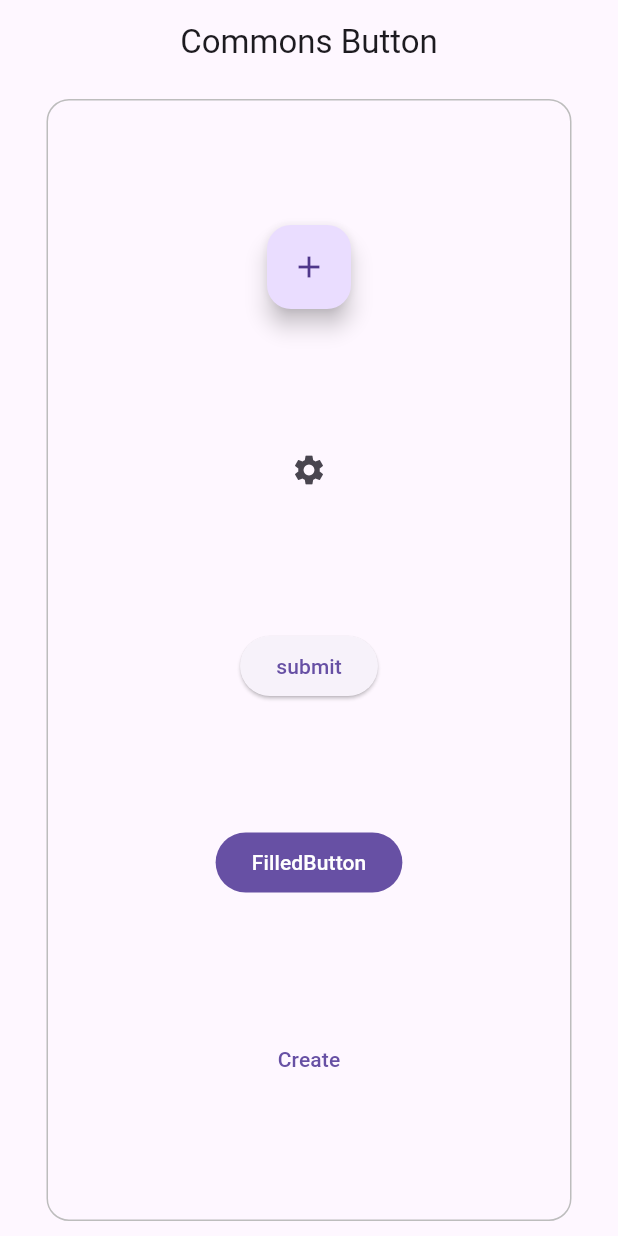
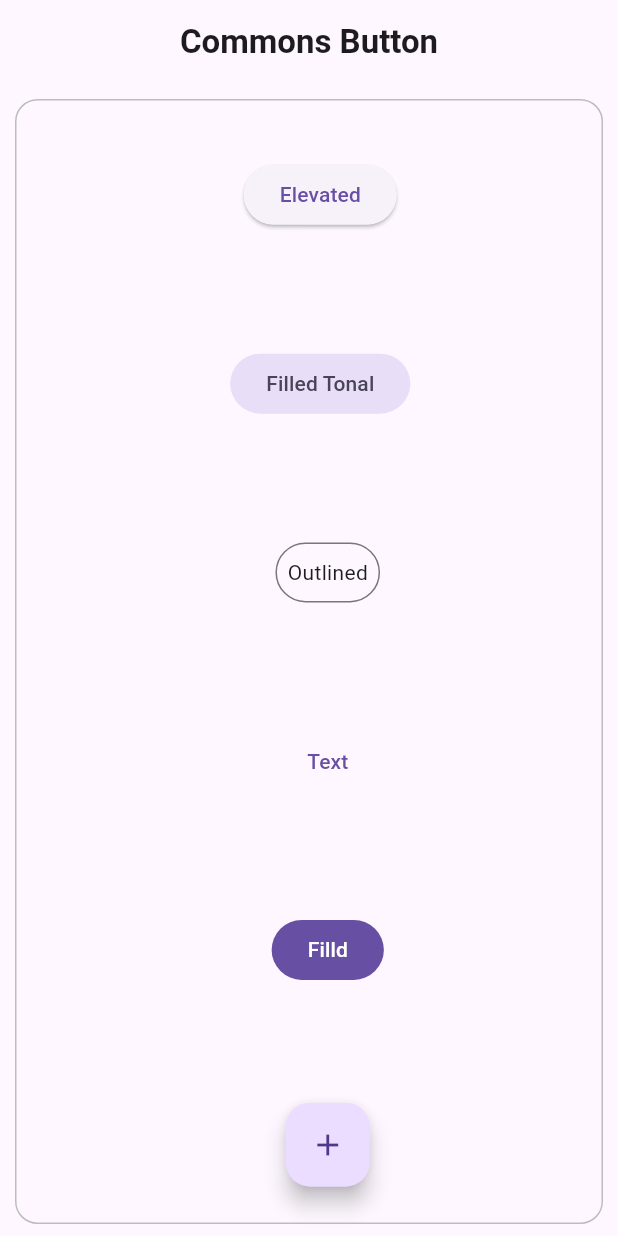
Before and after one commit to sanjuafre123/timerdailytask, a Flutter app: the screen it shows after launch, after a tap on the "add" icon, on a phone screen of 412 x 824 dp. Run offline on Flutter 3.47's test engine with Material 3 defaults, Android fonts, the phone set to English and light mode, and no system bars; network calls fail.

Commit message:
01/05/2024

```diff
--- /dev/null
+++ b/lib/Clock/Clock.dart
@@ -0,0 +1,78 @@
+
+import 'dart:async';
+import 'package:flutter/material.dart';
+import 'package:timerdailytask/Utils/global.dart';
+
+class Clockapp extends StatefulWidget {
+  const Clockapp({super.key});
+
+  @override
+  State<Clockapp> createState() => _ClockappState();
+}
+
+class _ClockappState extends State<Clockapp> {
+  @override
+  Widget build(BuildContext context) {
+    Timer.periodic(const Duration(seconds: 1), (timer) {
+      setState(() {
+        dateTime = DateTime.now();
+
+        if(dateTime.hour>11)
+        {
+            time = 'PM';
+        }
+        else
+        {
+            time = 'AM';
+        }
+
+        switch (dateTime.weekday) {
+          case 1:
+            day = 'Monday';
+            break;
+          case 2:
+            day = 'Tuesday';
+            break;
+          case 3:
+            day = 'Wednesday';
+            break;
+          case 4:
+            day = 'Thursday';
+            break;
+          case 5:
+            day = 'Friday';
+            break;
+          case 6:
+            day = 'Saturday';
+            break;
+        }
+      });
+    });
+
+    return Scaffold(
+      body: Container(
+        height: double.infinity,
+        width: double.infinity,
+        decoration: const BoxDecoration(
+            color: Colors.black,
+            image: DecorationImage(
+                image: NetworkImage(
+                    'https://w0.peakpx.com/wallpaper/336/491/HD-wallpaper-rocks-sea-surf-moon-night.jpg'),
+                fit: BoxFit.cover)),
+        child: Column(
+          mainAxisAlignment: MainAxisAlignment.center,
+          children: [
+            Text(
+              '${dateTime.hour%12} : ${dateTime.minute} : ${dateTime.second} $time',
+              style: const TextStyle(color: Colors.white, fontSize: 38,fontWeight: FontWeight.bold),
+            ),
+            Text(
+              '$day',
+              style: const TextStyle(color: Colors.white, fontSize: 28,fontWeight: FontWeight.w600),
+            ),
+          ],
+        ),
+      ),
+    );
+  }
+}
--- /dev/null
+++ b/lib/Utils/global.dart
@@ -0,0 +1,7 @@
+import 'package:flutter/material.dart';
+
+DateTime dateTime = DateTime.now();
+
+String day = '';
+
+String time = '';
--- /dev/null
+++ b/lib/home/buttons.dart
@@ -0,0 +1,104 @@
+import 'package:flutter/material.dart';
+
+void main() {
+  runApp(Myapp());
+}
+
+class Myapp extends StatelessWidget {
+  const Myapp({super.key});
+
+  @override
+  Widget build(BuildContext context) {
+    return MaterialApp(
+      debugShowCheckedModeBanner: false,
+      routes: {
+        '/': (context) => const Buttons(),
+      },
+    );
+  }
+}
+
+class Buttons extends StatefulWidget {
+  const Buttons({super.key});
+
+  @override
+  State<Buttons> createState() => _ButtonsState();
+}
+
+class _ButtonsState extends State<Buttons> {
+  @override
+  Widget build(BuildContext context) {
+    return Scaffold(
+      appBar: AppBar(
+        title: const Center(
+          child: Text('Commons Button',style: TextStyle(fontWeight: FontWeight.bold),),
+        ),
+      ),
+      body: Column(
+        children: [
+          Container(
+            margin: const EdgeInsets.all(10),
+            height: 750,
+            width: 420,
+            decoration: BoxDecoration(
+              border: Border.all(color: Colors.grey.shade400, width: 1),
+              borderRadius: BorderRadius.circular(15),
+            ),
+            child: Column(
+              mainAxisAlignment: MainAxisAlignment.spaceEvenly,
+              children: [
+                Container(
+                  margin: EdgeInsets.only(top: 15, left: 15),
+                  child: ElevatedButton(
+                    onPressed: () {},
+                    child: Text('Elevated'),
+                  ),
+                ),
+                SizedBox(height: 20,),
+                Container(
+                  margin: EdgeInsets.only(left: 15, top: 10),
+                  child: FilledButton.tonal(
+                    onPressed: () {},
+                    child: Text(
+                      'Filled Tonal',
+                    ),
+                  ),
+                ),
+                SizedBox(height: 20,),
+                Container(
+                  margin: EdgeInsets.only(left: 25, top: 10),
+                  child: IconButton.outlined(
+                    onPressed: () {},
+                    icon: Text('Outlined'),
+                  ),
+                ),
+                SizedBox(height: 20,),
+                Container(
+                  margin: EdgeInsets.only(left: 25, top: 10),
+                  child: TextButton(onPressed: () {
+
+                  }, child: Text('Text'),),
+                ),
+                SizedBox(height: 20,),
+                Container(
+                  margin: EdgeInsets.only(left: 25, top: 10),
+                  child: FilledButton(
+                    onPressed: () {},
+                    child: Text('Filld'),
+                  ),
+                ),
+                SizedBox(height: 20,),
+                Container(
+                  margin: EdgeInsets.only(left: 25, top: 10),
+                  child: FloatingActionButton(onPressed: () {
+
+                  },child: Icon(Icons.add),),
+                ),
+              ],
+            ),
+          ),
+        ],
+      ),
+    );
+  }
+}
--- a/lib/main.dart
+++ b/lib/main.dart
@@ -1,7 +1,11 @@
+
 import 'package:flutter/material.dart';
 
+import 'Clock/Clock.dart';
+import 'home/buttons.dart';
+
 void main() {
-  runApp(Myapp());
+  runApp(const Myapp());
 }
 
 class Myapp extends StatelessWidget {
@@ -13,63 +17,8 @@ class Myapp extends StatelessWidget {
       debugShowCheckedModeBanner: false,
       routes: {
         '/': (context) => const Buttons(),
+        '/Clock': (context) => const Clockapp(),
       },
     );
   }
 }
-
-class Buttons extends StatefulWidget {
-  const Buttons({super.key});
-
-  @override
-  State<Buttons> createState() => _ButtonsState();
-}
-
-class _ButtonsState extends State<Buttons> {
-  @override
-  Widget build(BuildContext context) {
-    return Scaffold(
-      appBar: AppBar(
-        title: const Center(
-          child: Text('Commons Button'),
-        ),
-      ),
-      body: Center(
-        child: Container(
-          margin: const EdgeInsets.all(10),
-          height: double.infinity,
-          width: 350,
-          decoration: BoxDecoration(
-            border: Border.all(color: Colors.grey.shade400, width: 1),
-            borderRadius: BorderRadius.circular(15),
-          ),
-          child: Column(
-            mainAxisAlignment: MainAxisAlignment.spaceEvenly,
-            children: [
-              FloatingActionButton(
-                onPressed: () {},
-                child: Icon(Icons.add),
-              ),
-              IconButton(
-                onPressed: () {},
-                icon: Icon(Icons.settings),
-              ),
-              ElevatedButton(
-                onPressed: () {},
-                child: Text('submit'),
-              ),
-              FilledButton(
-                onPressed: () {},
-                child: Text('FilledButton'),
-              ),
-              TextButton(
-                onPressed: () {},
-                child: Text('Create'),
-              ),
-            ],
-          ),
-        ),
-      ),
-    );
-  }
-}
```
